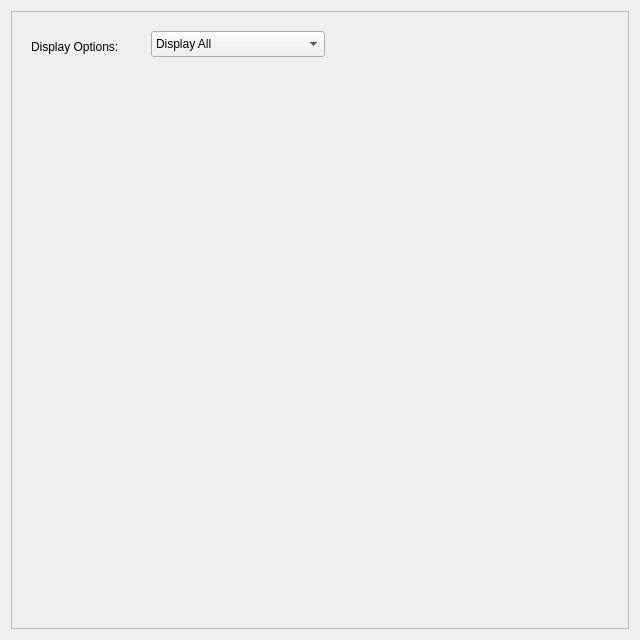
The window that GUI_Mohamamd_2/QuantitativeAnalysisDisplay.ui (mobeigi/Algorithmic-Trading) describes before a commit, drawn with Qt 5.
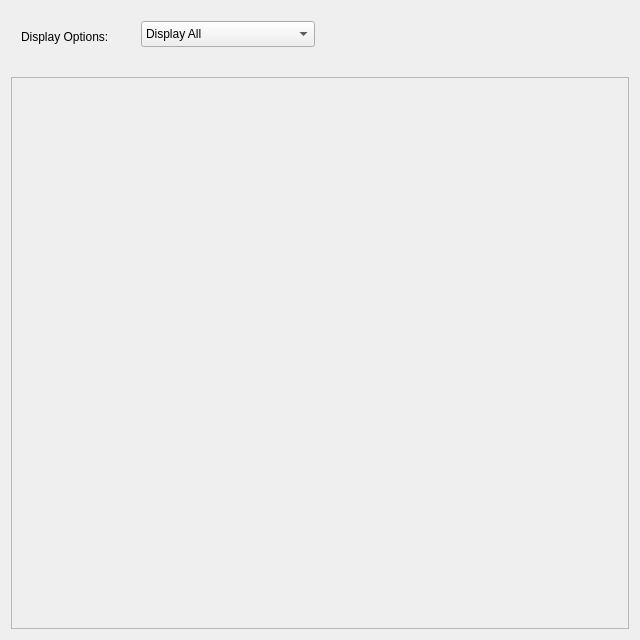
The same window after the commit.

Commit message: sum total for quant analysis also csv ouyt

Patch:
```diff
--- a/GUI_Mohamamd_2/QuantitativeAnalysisDisplay.ui
+++ b/GUI_Mohamamd_2/QuantitativeAnalysisDisplay.ui
@@ -14,7 +14,7 @@
    <string>Quantitative Analysis</string>
   </property>
   <layout class="QGridLayout" name="gridLayout_2">
-   <item row="0" column="0">
+   <item row="1" column="0">
     <widget class="QScrollArea" name="scrollArea">
      <property name="widgetResizable">
       <bool>true</bool>
@@ -24,12 +24,19 @@
        <rect>
         <x>0</x>
         <y>0</y>
-        <width>616</width>
-        <height>616</height>
+        <width>614</width>
+        <height>542</height>
        </rect>
       </property>
       <layout class="QVBoxLayout" name="verticalLayout">
        <item>
+        <layout class="QGridLayout" name="gridLayout"/>
+       </item>
+      </layout>
+     </widget>
+    </widget>
+   </item>
+   <item row="0" column="0">
         <layout class="QHBoxLayout" name="horizontalLayout">
          <item>
           <widget class="QWidget" name="widget" native="true">
@@ -90,13 +97,6 @@
           </widget>
          </item>
         </layout>
-       </item>
-       <item>
-        <layout class="QGridLayout" name="gridLayout"/>
-       </item>
-      </layout>
-     </widget>
-    </widget>
    </item>
   </layout>
  </widget>
```
Lines whose indentation alone changed are shown as unchanged. The commit also changes 3 other files.
